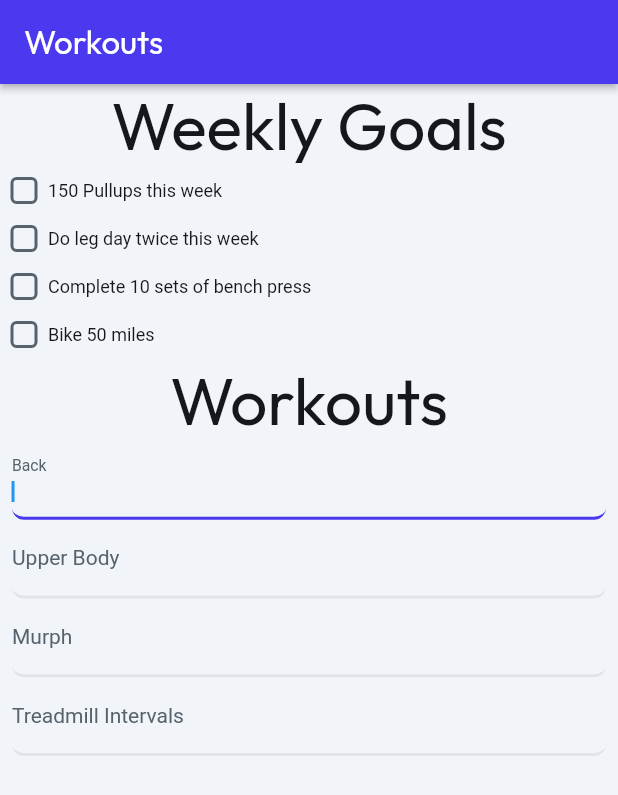
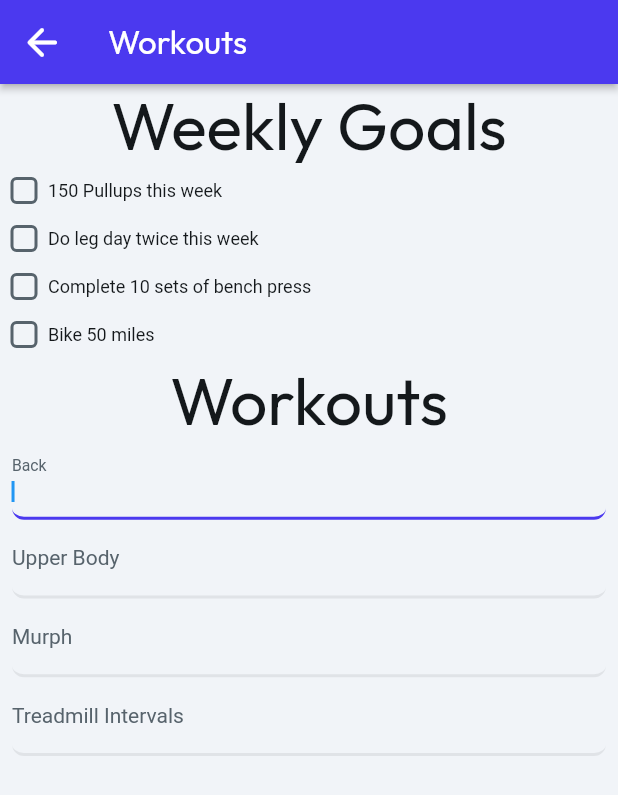
Before and after one commit to Fall-2023-CS-Senior-Experience/MacroHawk, a Flutter app: the WorkoutsWidget screen opened by its route, on a phone screen of 412 x 824 dp. Shown: the top 795 px of the screen. Run offline on Flutter 3.47's test engine with Material 2 defaults, Android fonts, the phone set to English and light mode, and no system bars; our stand-ins replace auto_size_text, flutter_animate, font_awesome_flutter, from_css_color, go_router, google_fonts and 3 more; missing offline and left inert: json_path; accounts and stored records are empty; network calls fail; Roboto replaces fonts that are missing (Readex Pro).

Commit message:
Added back button to workouts page.

```diff
--- a/lib/pages/workouts/workouts_widget.dart
+++ b/lib/pages/workouts/workouts_widget.dart
@@ -1,3 +1,5 @@
+import 'package:macro_hawk/flutter_flow/flutter_flow_icon_button.dart';
+
 import '/flutter_flow/flutter_flow_checkbox_group.dart';
 import '/flutter_flow/flutter_flow_theme.dart';
 import '/flutter_flow/flutter_flow_util.dart';
@@ -54,6 +56,20 @@
         appBar: AppBar(
           backgroundColor: FlutterFlowTheme.of(context).primary,
           automaticallyImplyLeading: false,
+          leading: FlutterFlowIconButton(
+            borderColor: Colors.transparent,
+            borderRadius: 30,
+            borderWidth: 1,
+            buttonSize: 60,
+            icon: Icon(
+              Icons.arrow_back_rounded,
+              color: Colors.white,
+              size: 30,
+            ),
+            onPressed: () async {
+              context.pop();
+            },
+          ),
           title: Text(
             'Workouts',
             style: FlutterFlowTheme.of(context).headlineMedium.override(
```
